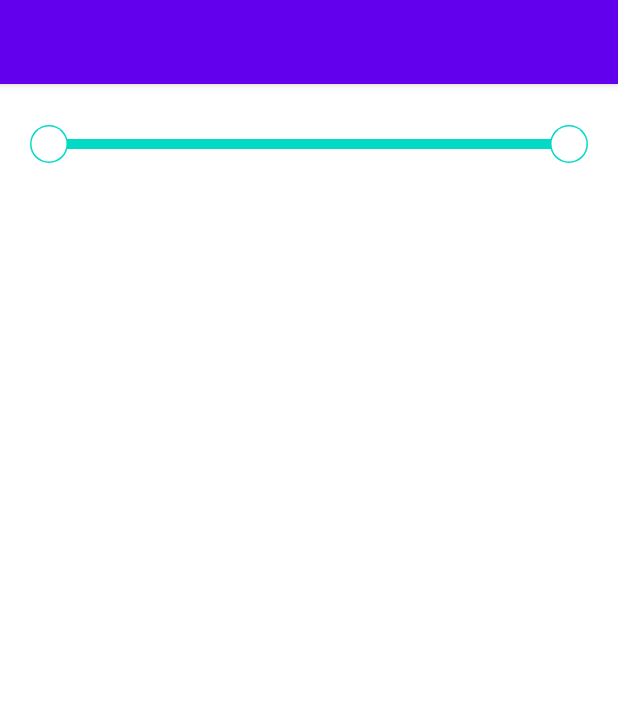
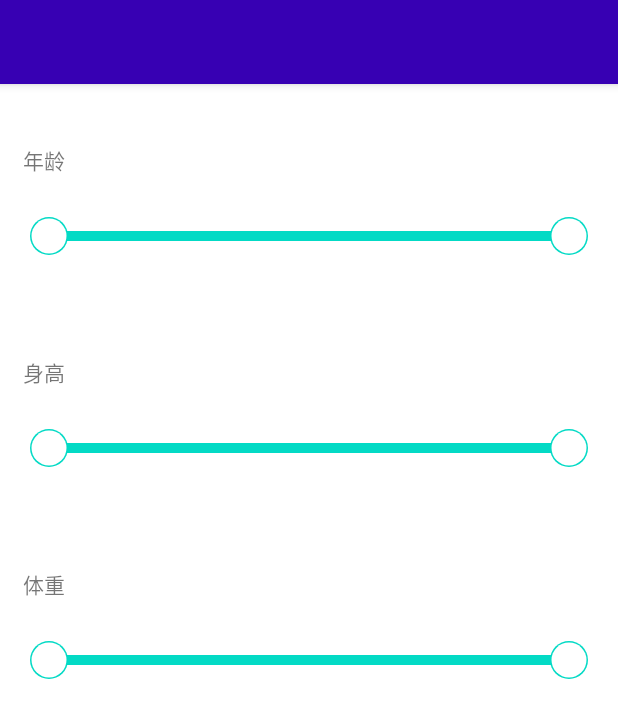
Before and after one commit to Leo199206/BidirectionalSeekBar, an Android app: the layout activity_main.xml on its own in the app's theme, with its tools: preview values and no code run, on a phone screen of 412 x 824 dp. Shown: the top 718 px of the screen. Run offline under Robolectric (Android 15) with nearby library versions, the phone set to English and light mode, and no system bars.

```diff
--- a/app/src/main/res/layout/activity_main.xml
+++ b/app/src/main/res/layout/activity_main.xml
@@ -17,30 +17,96 @@
             android:id="@+id/toolbar"
             android:layout_width="match_parent"
             android:layout_height="?attr/actionBarSize"
-            android:background="?attr/colorPrimary"
+            android:background="@color/purple_200"
             app:popupTheme="@style/Theme.BidirectionalSeekBar.PopupOverlay" />
 
     </com.google.android.material.appbar.AppBarLayout>
 
+
+    <TextView
+        android:id="@+id/tv_age"
+        android:layout_width="match_parent"
+        android:layout_height="wrap_content"
+        android:layout_marginTop="40dp"
+        android:paddingHorizontal="15dp"
+        android:text="年龄" />
+
     <com.plant.bidirectionalseekbar.BidirectionalSeekBar
-        android:id="@+id/seek_bar"
+        android:id="@+id/seekbar_age"
         android:layout_width="match_parent"
         android:layout_height="wrap_content"
         android:padding="20dp"
+        android:paddingLeft="15dp"
+        android:paddingTop="20dp"
+        android:paddingRight="15dp"
+        android:paddingBottom="20dp"
+        app:thumbDisableColor="@color/white"
+        app:thumbEnableColor="@color/white"
         app:thumbSize="23dp"
-        app:thumbEnableColor="@color/white"
-        app:thumbDisableColor="@color/white"
+        app:thumbStrokeDisableColor="@color/teal_700"
         app:thumbStrokeEnableColor="@color/teal_200"
-        app:thumbStrokeDisableColor="@color/teal_700"
-        app:trackFgDisableColor="@color/teal_700"
-        app:trackFgEnableColor="@color/teal_200"
+        app:thumbStrokeSize="25dp"
         app:trackBgDisableColor="@color/cardview_shadow_start_color"
         app:trackBgEnableColor="@color/cardview_shadow_start_color"
+        app:trackFgDisableColor="@color/teal_700"
+        app:trackFgEnableColor="@color/teal_200" />
+
+
+    <TextView
+        android:id="@+id/tv_height"
+        android:layout_width="match_parent"
+        android:layout_height="wrap_content"
+        android:layout_marginTop="40dp"
+        android:paddingHorizontal="15dp"
+        android:text="身高" />
+
+    <com.plant.bidirectionalseekbar.BidirectionalSeekBar
+        android:id="@+id/seekbar_height"
+        android:layout_width="match_parent"
+        android:layout_height="wrap_content"
+        android:padding="20dp"
         android:paddingLeft="15dp"
+        android:paddingTop="20dp"
         android:paddingRight="15dp"
+        android:paddingBottom="20dp"
+        app:thumbDisableColor="@color/white"
+        app:thumbEnableColor="@color/white"
+        app:thumbSize="23dp"
+        app:thumbStrokeDisableColor="@color/teal_700"
+        app:thumbStrokeEnableColor="@color/teal_200"
+        app:thumbStrokeSize="25dp"
+        app:trackBgDisableColor="@color/cardview_shadow_start_color"
+        app:trackBgEnableColor="@color/cardview_shadow_start_color"
+        app:trackFgDisableColor="@color/teal_700"
+        app:trackFgEnableColor="@color/teal_200" />
+
+    <TextView
+        android:id="@+id/tv_widget"
+        android:layout_width="match_parent"
+        android:layout_height="wrap_content"
+        android:layout_marginTop="40dp"
+        android:paddingHorizontal="15dp"
+        android:text="体重" />
+
+    <com.plant.bidirectionalseekbar.BidirectionalSeekBar
+        android:id="@+id/seekbar_widget"
+        android:layout_width="match_parent"
+        android:layout_height="wrap_content"
+        android:padding="20dp"
+        android:paddingLeft="15dp"
         android:paddingTop="20dp"
+        android:paddingRight="15dp"
         android:paddingBottom="20dp"
-        app:thumbStrokeSize="25dp" />
+        app:thumbDisableColor="@color/white"
+        app:thumbEnableColor="@color/white"
+        app:thumbSize="23dp"
+        app:thumbStrokeDisableColor="@color/teal_700"
+        app:thumbStrokeEnableColor="@color/teal_200"
+        app:thumbStrokeSize="25dp"
+        app:trackBgDisableColor="@color/cardview_shadow_start_color"
+        app:trackBgEnableColor="@color/cardview_shadow_start_color"
+        app:trackFgDisableColor="@color/teal_700"
+        app:trackFgEnableColor="@color/teal_200" />
 
 
 </LinearLayout>
--- a/app/src/main/res/values/colors.xml
+++ b/app/src/main/res/values/colors.xml
@@ -1,7 +1,7 @@
 <?xml version="1.0" encoding="utf-8"?>
 <resources>
-    <color name="purple_200">#FFBB86FC</color>
-    <color name="purple_500">#FF6200EE</color>
+    <color name="purple_200">#FF3700B3</color>
+    <color name="purple_500">#FF3700B3</color>
     <color name="purple_700">#FF3700B3</color>
     <color name="teal_200">#FF03DAC5</color>
     <color name="teal_700">#FF018786</color>
```
Also changed, not shown: BidirectionalSeekBar/src/main/kotlin/com/plant/bidirectionalseekbar/BidirectionalSeekBar.kt (+16 -6 lines), app/src/main/java/com/example/bidirectionalseekbar/MainActivity.kt (+56 -3 lines), app/src/main/res/layout/content_main.xml (deleted, +0 -20 lines), app/src/main/res/layout/fragment_first.xml (deleted, +0 -28 lines), app/src/main/res/layout/fragment_second.xml (deleted, +0 -27 lines).
